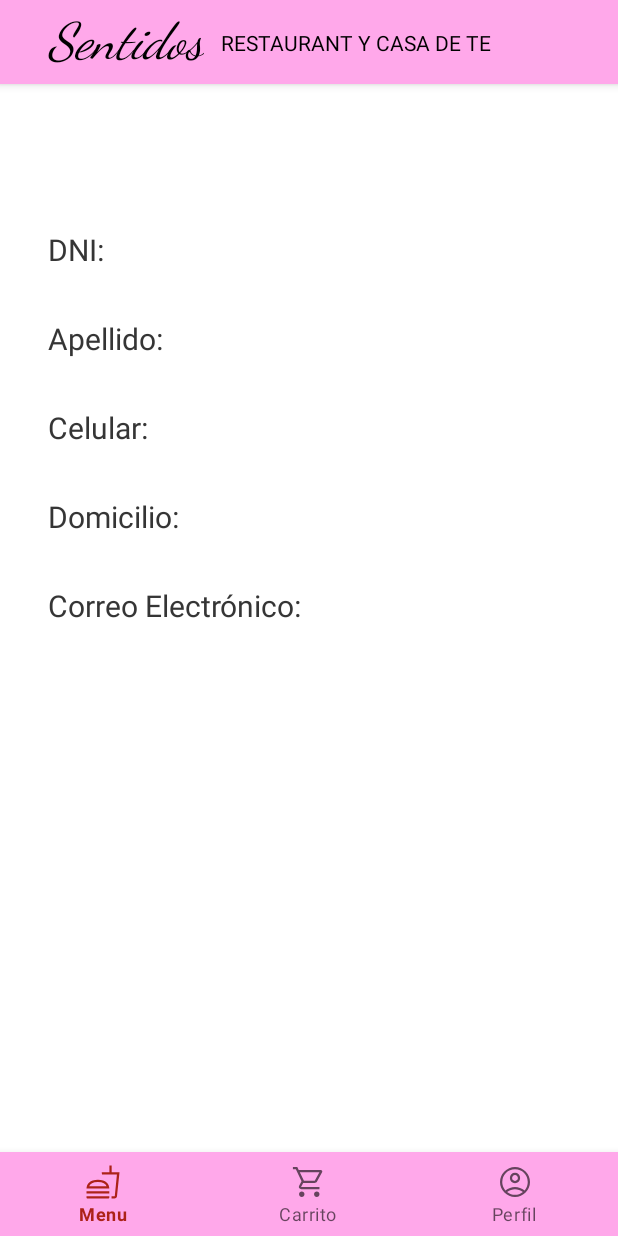
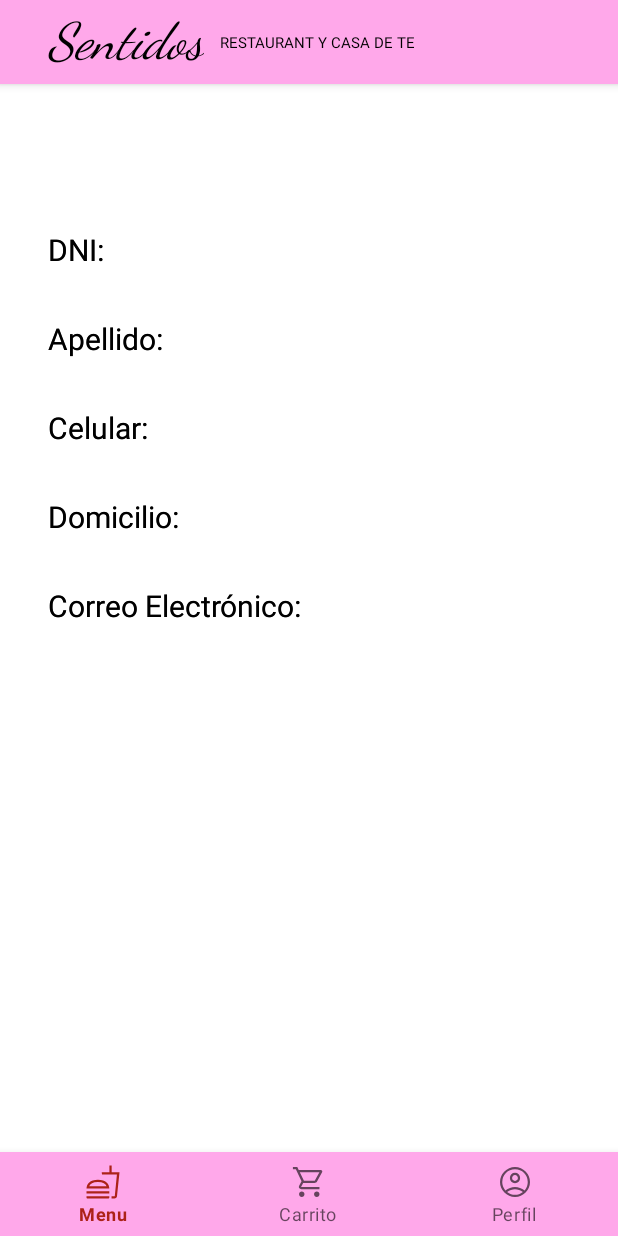
Before and after one commit to MartinezFabian/SentidosDelivery, an Android app: the MainActivity screen opened directly, with no data from a screen before it, on a phone screen of 412 x 824 dp. Run offline under Robolectric (Android 15) with nearby library versions, the phone set to English and light mode, and no system bars; our stand-ins replace Firebase (no records; nobody signed in at launch, a user with empty details on screens opened directly); libraries missing offline, so code that uses them is left out: www.sanju.motiontoast.

Commit message:
Se agregan mejoras en el diseño de las pantallas

```diff
--- a/app/src/main/java/org/example/sentidosdelivery/ui/PagoActivity.kt
+++ b/app/src/main/java/org/example/sentidosdelivery/ui/PagoActivity.kt
@@ -8,12 +8,15 @@ import android.widget.Button
 import android.widget.EditText
 import android.widget.Toast
 import androidx.appcompat.app.AppCompatActivity
+import com.google.firebase.database.DatabaseReference
 import org.example.sentidosdelivery.R
 import www.sanju.motiontoast.MotionToast
 import www.sanju.motiontoast.MotionToastStyle
 
 
 class PagoActivity : AppCompatActivity() {
+    private lateinit var database: DatabaseReference
+
     override fun onCreate(savedInstanceState: Bundle?) {
         super.onCreate(savedInstanceState)
         setContentView(R.layout.activity_pago)
@@ -46,6 +49,7 @@ class PagoActivity : AppCompatActivity() {
 
                 if(envioAdomicilio == true) {
                     if(etDireccionEnvio.text.isNotEmpty()){
+
                         /*
                         Toast.makeText(this,
                             "¡Pago realizado con éxito! Se envió la factura a "+ usuario!!.email,
--- a/app/src/main/res/layout/activity_main.xml
+++ b/app/src/main/res/layout/activity_main.xml
@@ -30,6 +30,7 @@
         android:id="@+id/appBarLayout"
         android:layout_width="match_parent"
         android:layout_height="wrap_content"
+        android:background="@color/pink_200"
         app:layout_constraintEnd_toEndOf="parent"
         app:layout_constraintStart_toStartOf="parent"
         app:layout_constraintTop_toTopOf="parent">
@@ -68,11 +69,13 @@
             <TextView
                 android:id="@+id/textView12"
                 android:layout_width="0dp"
-                android:layout_height="19dp"
+                android:layout_height="wrap_content"
                 android:layout_marginStart="8dp"
+                android:layout_marginEnd="8dp"
                 android:text=" Restaurant y Casa de Te"
                 android:textAllCaps="true"
                 android:textColor="@color/black"
+                android:textSize="10sp"
                 app:layout_constraintBottom_toBottomOf="parent"
                 app:layout_constraintEnd_toEndOf="@+id/materialToolbar"
                 app:layout_constraintStart_toEndOf="@+id/textView7"
--- a/app/src/main/res/layout/activity_pago.xml
+++ b/app/src/main/res/layout/activity_pago.xml
@@ -67,7 +67,7 @@
                 android:layout_marginBottom="16dp"
                 android:ems="10"
                 android:hint="Fecha de vencimiento"
-                android:inputType="date" />
+                android:inputType="textShortMessage" />
 
             <EditText
                 android:id="@+id/etCodSeguridad"
--- a/app/src/main/res/layout/fragment_perfil.xml
+++ b/app/src/main/res/layout/fragment_perfil.xml
@@ -24,6 +24,7 @@
         android:layout_marginStart="32dp"
         android:layout_marginTop="32dp"
         android:text="DNI:"
+        android:textColor="@color/black"
         android:textSize="20sp"
         app:layout_constraintStart_toStartOf="parent"
         app:layout_constraintTop_toBottomOf="@+id/tvNombreUsuario" />
@@ -35,6 +36,7 @@
         android:layout_marginStart="16dp"
         android:layout_marginTop="32dp"
         android:layout_marginEnd="32dp"
+        android:textColor="@color/black"
         android:textSize="20sp"
         app:layout_constraintEnd_toEndOf="parent"
         app:layout_constraintStart_toEndOf="@+id/textView2"
@@ -47,6 +49,7 @@
         android:layout_marginStart="32dp"
         android:layout_marginTop="32dp"
         android:text="Apellido:"
+        android:textColor="@color/black"
         android:textSize="20sp"
         app:layout_constraintStart_toStartOf="parent"
         app:layout_constraintTop_toBottomOf="@+id/textView2" />
@@ -58,6 +61,7 @@
         android:layout_marginStart="16dp"
         android:layout_marginTop="32dp"
         android:layout_marginEnd="32dp"
+        android:textColor="@color/black"
         android:textSize="20sp"
         app:layout_constraintEnd_toEndOf="parent"
         app:layout_constraintStart_toEndOf="@+id/textView4"
@@ -70,6 +74,7 @@
         android:layout_marginStart="32dp"
         android:layout_marginTop="32dp"
         android:text="Celular:"
+        android:textColor="@color/black"
         android:textSize="20sp"
         app:layout_constraintStart_toStartOf="parent"
         app:layout_constraintTop_toBottomOf="@+id/textView4" />
@@ -81,6 +86,7 @@
         android:layout_marginStart="16dp"
         android:layout_marginTop="32dp"
         android:layout_marginEnd="32dp"
+        android:textColor="@color/black"
         android:textSize="20sp"
         app:layout_constraintEnd_toEndOf="parent"
         app:layout_constraintStart_toEndOf="@+id/textView6"
@@ -93,6 +99,7 @@
         android:layout_marginStart="32dp"
         android:layout_marginTop="32dp"
         android:text="Domicilio:"
+        android:textColor="@color/black"
         android:textSize="20sp"
         app:layout_constraintStart_toStartOf="parent"
         app:layout_constraintTop_toBottomOf="@+id/textView6" />
@@ -104,6 +111,7 @@
         android:layout_marginStart="16dp"
         android:layout_marginTop="32dp"
         android:layout_marginEnd="32dp"
+        android:textColor="@color/black"
         android:textSize="20sp"
         app:layout_constraintEnd_toEndOf="parent"
         app:layout_constraintStart_toEndOf="@+id/textView8"
@@ -117,6 +125,7 @@
         android:layout_marginTop="32dp"
         android:layout_marginEnd="32dp"
         android:text="Correo Electrónico:"
+        android:textColor="@color/black"
         android:textSize="20sp"
         app:layout_constraintEnd_toEndOf="parent"
         app:layout_constraintStart_toStartOf="parent"
@@ -129,6 +138,7 @@
         android:layout_marginStart="32dp"
         android:layout_marginTop="16dp"
         android:layout_marginEnd="32dp"
+        android:textColor="@color/black"
         android:textSize="20sp"
         app:layout_constraintEnd_toEndOf="parent"
         app:layout_constraintStart_toStartOf="parent"
```
Also changed, not shown: app/src/main/java/org/example/sentidosdelivery/model/Pedido.kt (added, +9 -0 lines), app/src/main/res/layout/activity_menu_item_detail.xml (+6 -3 lines).
